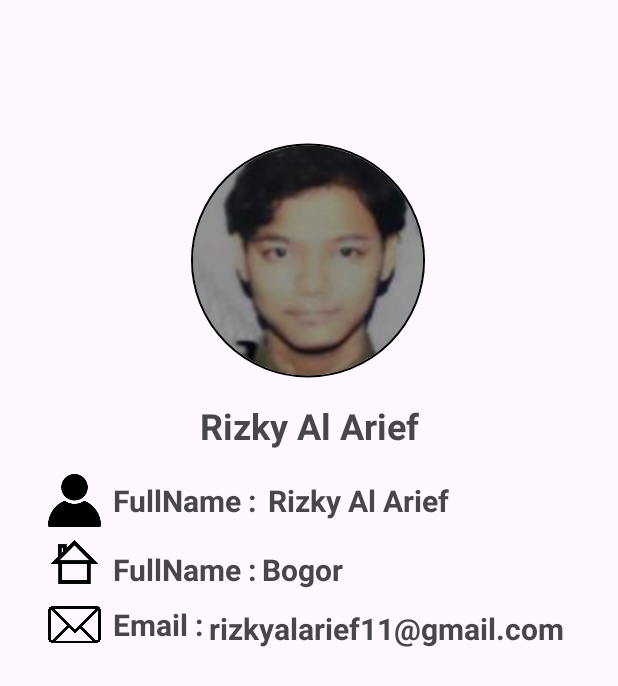
After one commit to kyal11/KYMDB-APP, an Android app: the about screen opened directly, with no data from a screen before it, on a phone screen of 412 x 824 dp. The commit adds this screen. Shown: the top 686 px of the screen. Run offline under Robolectric (Android 15) with nearby library versions, the phone set to English and light mode, and no system bars; our stand-ins replace CircleImageView.

Commit message:
Add: Activity About

```diff
--- a/app/build.gradle
+++ b/app/build.gradle
@@ -43,4 +43,5 @@ dependencies {
     androidTestImplementation 'androidx.test.ext:junit:1.1.5'
     androidTestImplementation 'androidx.test.espresso:espresso-core:3.5.1'
     implementation 'com.github.bumptech.glide:glide:4.16.0'
+    implementation 'de.hdodenhof:circleimageview:3.1.0'
 }
--- a/app/src/main/AndroidManifest.xml
+++ b/app/src/main/AndroidManifest.xml
@@ -1,7 +1,9 @@
 <?xml version="1.0" encoding="utf-8"?>
 <manifest xmlns:android="http://schemas.android.com/apk/res/android"
-    xmlns:tools="http://schemas.android.com/tools">
+    xmlns:tools="http://schemas.android.com/tools" >
+
     <uses-permission android:name="android.permission.INTERNET" />
+
     <application
         android:allowBackup="true"
         android:dataExtractionRules="@xml/data_extraction_rules"
@@ -11,10 +13,13 @@
         android:roundIcon="@mipmap/ic_launcher_round"
         android:supportsRtl="true"
         android:theme="@style/Theme.KYMDB"
-        tools:targetApi="31">
+        tools:targetApi="31" >
         <activity
-            android:name=".MainActivity"
-            android:exported="true">
+            android:name=".menu.about"
+            android:exported="false" />
+        <activity
+            android:name=".model.MainActivity"
+            android:exported="true" >
             <intent-filter>
                 <action android:name="android.intent.action.MAIN" />
 
--- a/app/src/main/java/com/example/kymdb/ListMovieAdapter.kt
+++ b/app/src/main/java/com/example/kymdb/adapter/ListMovieAdapter.kt
@@ -1,4 +1,4 @@
-package com.example.kymdb
+package com.example.kymdb.adapter
 
 import android.view.LayoutInflater
 import android.view.View
@@ -7,6 +7,8 @@ import android.widget.ImageView
 import android.widget.TextView
 import androidx.recyclerview.widget.RecyclerView
 import com.bumptech.glide.Glide
+import com.example.kymdb.Movies
+import com.example.kymdb.R
 
 class ListMovieAdapter(private val listMovie : ArrayList<Movies>) : RecyclerView.Adapter<ListMovieAdapter.ListViewHolder>() {
 
--- /dev/null
+++ b/app/src/main/java/com/example/kymdb/menu/about.kt
@@ -0,0 +1,12 @@
+package com.example.kymdb.menu
+
+import androidx.appcompat.app.AppCompatActivity
+import android.os.Bundle
+import com.example.kymdb.R
+
+class about : AppCompatActivity() {
+    override fun onCreate(savedInstanceState: Bundle?) {
+        super.onCreate(savedInstanceState)
+        setContentView(R.layout.activity_about)
+    }
+}
--- a/app/src/main/java/com/example/kymdb/MainActivity.kt
+++ b/app/src/main/java/com/example/kymdb/model/MainActivity.kt
@@ -1,9 +1,14 @@
-package com.example.kymdb
+package com.example.kymdb.model
 
 import androidx.appcompat.app.AppCompatActivity
 import android.os.Bundle
+import android.view.Menu
+import android.view.MenuItem
 import androidx.recyclerview.widget.LinearLayoutManager
 import androidx.recyclerview.widget.RecyclerView
+import com.example.kymdb.Movies
+import com.example.kymdb.R
+import com.example.kymdb.adapter.ListMovieAdapter
 
 class MainActivity : AppCompatActivity() {
     private lateinit var rvMovies: RecyclerView
@@ -40,4 +45,18 @@ class MainActivity : AppCompatActivity() {
         val listMovieAdapter = ListMovieAdapter(list)
         rvMovies.adapter = listMovieAdapter
     }
+
+    override fun onCreateOptionsMenu(menu: Menu?): Boolean {
+        menuInflater.inflate(R.menu.main_menu, menu)
+        return super.onCreateOptionsMenu(menu)
+    }
+
+    override fun onOptionsItemSelected(item: MenuItem): Boolean {
+        when(item.itemId) {
+            R.id.action_about -> {
+
+            }
+         }
+        return super.onOptionsItemSelected(item)
+    }
 }
--- /dev/null
+++ b/app/src/main/res/layout/activity_about.xml
@@ -0,0 +1,179 @@
+<?xml version="1.0" encoding="utf-8"?>
+<androidx.constraintlayout.widget.ConstraintLayout xmlns:android="http://schemas.android.com/apk/res/android"
+    xmlns:app="http://schemas.android.com/apk/res-auto"
+    xmlns:tools="http://schemas.android.com/tools"
+    android:layout_width="match_parent"
+    android:layout_height="match_parent"
+    tools:context=".menu.about">
+
+    <de.hdodenhof.circleimageview.CircleImageView
+        android:id="@+id/profile_image"
+        android:layout_width="156dp"
+        android:layout_height="167dp"
+        android:src="@drawable/rizkyaa"
+        app:civ_border_color="#000000"
+        app:civ_border_width="1dp"
+        app:layout_constraintBottom_toBottomOf="parent"
+        app:layout_constraintEnd_toEndOf="parent"
+        app:layout_constraintHorizontal_bias="0.498"
+        app:layout_constraintStart_toStartOf="parent"
+        app:layout_constraintTop_toTopOf="parent"
+        app:layout_constraintVertical_bias="0.137" />
+
+    <TextView
+        android:id="@+id/tv_author"
+        android:layout_width="wrap_content"
+        android:layout_height="wrap_content"
+        android:layout_marginTop="10dp"
+        android:text="@string/Author"
+        android:textSize="24sp"
+        android:textStyle="bold"
+        app:layout_constraintBottom_toBottomOf="parent"
+        app:layout_constraintEnd_toEndOf="parent"
+        app:layout_constraintStart_toStartOf="parent"
+        app:layout_constraintTop_toBottomOf="@+id/profile_image"
+        app:layout_constraintVertical_bias="0.0" />
+
+    <View
+        android:id="@+id/view"
+        android:layout_width="match_parent"
+        android:layout_height="2dp"
+        android:layout_marginStart="4dp"
+        android:layout_marginEnd="4dp"
+        app:layout_constraintBottom_toBottomOf="parent"
+        app:layout_constraintEnd_toEndOf="parent"
+        app:layout_constraintHorizontal_bias="1.0"
+        app:layout_constraintStart_toStartOf="parent"
+        app:layout_constraintTop_toTopOf="parent"
+        app:layout_constraintVertical_bias="0.404" />
+
+    <ImageView
+        android:id="@+id/fullnameIcon"
+        android:layout_width="35dp"
+        android:layout_height="35dp"
+        android:layout_marginTop="316dp"
+        app:layout_constraintEnd_toEndOf="parent"
+        app:layout_constraintHorizontal_bias="0.085"
+        app:layout_constraintStart_toStartOf="parent"
+        app:layout_constraintTop_toTopOf="parent"
+        app:srcCompat="@drawable/person" />
+
+    <TextView
+        android:id="@+id/fullname"
+        android:layout_width="wrap_content"
+        android:layout_height="wrap_content"
+        android:layout_marginStart="8dp"
+        android:layout_marginTop="4dp"
+        android:text="@string/fullname"
+        android:textSize="20sp"
+        android:textStyle="bold"
+        app:layout_constraintEnd_toEndOf="parent"
+        app:layout_constraintHorizontal_bias="0.0"
+        app:layout_constraintStart_toEndOf="@+id/fullnameIcon"
+        app:layout_constraintTop_toTopOf="@+id/fullnameIcon" />
+
+    <TextView
+        android:id="@+id/tv_author2"
+        android:layout_width="wrap_content"
+        android:layout_height="wrap_content"
+        android:layout_marginTop="4dp"
+        android:text="@string/Author"
+        android:textSize="20sp"
+        android:textStyle="bold"
+        app:layout_constraintEnd_toEndOf="parent"
+        app:layout_constraintHorizontal_bias="0.068"
+        app:layout_constraintStart_toEndOf="@+id/fullname"
+        app:layout_constraintTop_toTopOf="@+id/fullnameIcon" />
+
+    <ImageView
+        android:id="@+id/domicileIcon"
+        android:layout_width="35dp"
+        android:layout_height="35dp"
+        android:layout_marginTop="6dp"
+        app:layout_constraintBottom_toBottomOf="parent"
+        app:layout_constraintEnd_toEndOf="parent"
+        app:layout_constraintHorizontal_bias="0.085"
+        app:layout_constraintStart_toStartOf="parent"
+        app:layout_constraintTop_toBottomOf="@+id/fullnameIcon"
+        app:layout_constraintVertical_bias="0.0"
+        app:srcCompat="@drawable/domicile" />
+
+    <TextView
+        android:id="@+id/domicile"
+        android:layout_width="wrap_content"
+        android:layout_height="wrap_content"
+        android:layout_marginStart="8dp"
+        android:layout_marginTop="4dp"
+        android:text="@string/fullname"
+        android:textSize="20sp"
+        android:textStyle="bold"
+        app:layout_constraintBottom_toBottomOf="parent"
+        app:layout_constraintEnd_toEndOf="parent"
+        app:layout_constraintHorizontal_bias="0.0"
+        app:layout_constraintStart_toEndOf="@+id/domicileIcon"
+        app:layout_constraintTop_toTopOf="@+id/domicileIcon"
+        app:layout_constraintVertical_bias="0.011"
+        tools:text="@string/domicile" />
+
+    <TextView
+        android:id="@+id/domicileAuthor"
+        android:layout_width="wrap_content"
+        android:layout_height="wrap_content"
+        android:layout_marginStart="4dp"
+        android:layout_marginTop="4dp"
+        android:text="@string/domicileAuthor"
+        android:textSize="20sp"
+        android:textStyle="bold"
+        app:layout_constraintBottom_toBottomOf="parent"
+        app:layout_constraintEnd_toEndOf="parent"
+        app:layout_constraintHorizontal_bias="0.0"
+        app:layout_constraintStart_toEndOf="@+id/domicile"
+        app:layout_constraintTop_toTopOf="@+id/domicileIcon"
+        app:layout_constraintVertical_bias="0.011" />
+
+    <ImageView
+        android:id="@+id/emailIcon"
+        android:layout_width="35dp"
+        android:layout_height="35dp"
+        android:layout_marginTop="6dp"
+        app:layout_constraintBottom_toBottomOf="parent"
+        app:layout_constraintEnd_toEndOf="parent"
+        app:layout_constraintHorizontal_bias="0.085"
+        app:layout_constraintStart_toStartOf="parent"
+        app:layout_constraintTop_toBottomOf="@+id/domicileIcon"
+        app:layout_constraintVertical_bias="0.0"
+        app:srcCompat="@drawable/email" />
+
+    <TextView
+        android:id="@+id/email"
+        android:layout_width="wrap_content"
+        android:layout_height="wrap_content"
+        android:layout_marginStart="8dp"
+        android:layout_marginTop="4dp"
+        android:text="@string/email"
+        android:textSize="20sp"
+        android:textStyle="bold"
+        app:layout_constraintBottom_toBottomOf="parent"
+        app:layout_constraintEnd_toEndOf="parent"
+        app:layout_constraintHorizontal_bias="0.0"
+        app:layout_constraintStart_toEndOf="@+id/emailIcon"
+        app:layout_constraintTop_toTopOf="@+id/emailIcon"
+        app:layout_constraintVertical_bias="0.0" />
+
+    <TextView
+        android:id="@+id/emailAuthor"
+        android:layout_width="wrap_content"
+        android:layout_height="wrap_content"
+        android:layout_marginStart="4dp"
+        android:text="@string/emailAuthor"
+        android:textSize="20sp"
+        android:textStyle="bold"
+        app:layout_constraintBottom_toBottomOf="parent"
+        app:layout_constraintEnd_toEndOf="parent"
+        app:layout_constraintHorizontal_bias="0.0"
+        app:layout_constraintStart_toEndOf="@+id/email"
+        app:layout_constraintTop_toTopOf="@+id/emailIcon"
+        app:layout_constraintVertical_bias="0.016" />
+
+
+</androidx.constraintlayout.widget.ConstraintLayout>
--- a/app/src/main/res/layout/activity_main.xml
+++ b/app/src/main/res/layout/activity_main.xml
@@ -4,7 +4,7 @@
     xmlns:tools="http://schemas.android.com/tools"
     android:layout_width="match_parent"
     android:layout_height="match_parent"
-    tools:context=".MainActivity">
+    tools:context=".model.MainActivity">
 
     <androidx.recyclerview.widget.RecyclerView
         android:id="@+id/rv_movies"
--- /dev/null
+++ b/app/src/main/res/menu/main_menu.xml
@@ -0,0 +1,8 @@
+<?xml version="1.0" encoding="utf-8"?>
+<menu xmlns:android="http://schemas.android.com/apk/res/android">
+
+    <item
+        android:id="@+id/action_about"
+        android:icon="@drawable/about"
+        android:title="@string/about" />
+</menu>
--- a/app/src/main/res/values/strings.xml
+++ b/app/src/main/res/values/strings.xml
@@ -7,6 +7,14 @@
     <string name="description">Deskripsi</string>
     <string name="genretext">Genre :</string>
     <string name="descriptiontext">Description :</string>
+
+    <string name="about">About</string>
+    <string name="Author">Rizky Al Arief</string>
+    <string name="fullname">FullName :</string>
+    <string name="domicile">Domicile :</string>
+    <string name="domicileAuthor">Bogor</string>
+    <string name="email">Email :</string>
+    <string name="emailAuthor">rizkyalarief11@gmail.com</string>
     <string-array name="data_movie">
         <item>The Shawshank Redemption</item>
         <item>The Dark Knight</item>
```
Also changed, not shown: app/src/main/res/drawable/about.png (added), app/src/main/res/drawable/domicile.png (added), app/src/main/res/drawable/email.png (added), app/src/main/res/drawable/person.png (added), app/src/main/res/drawable/rizkyaa.jpeg (added).
